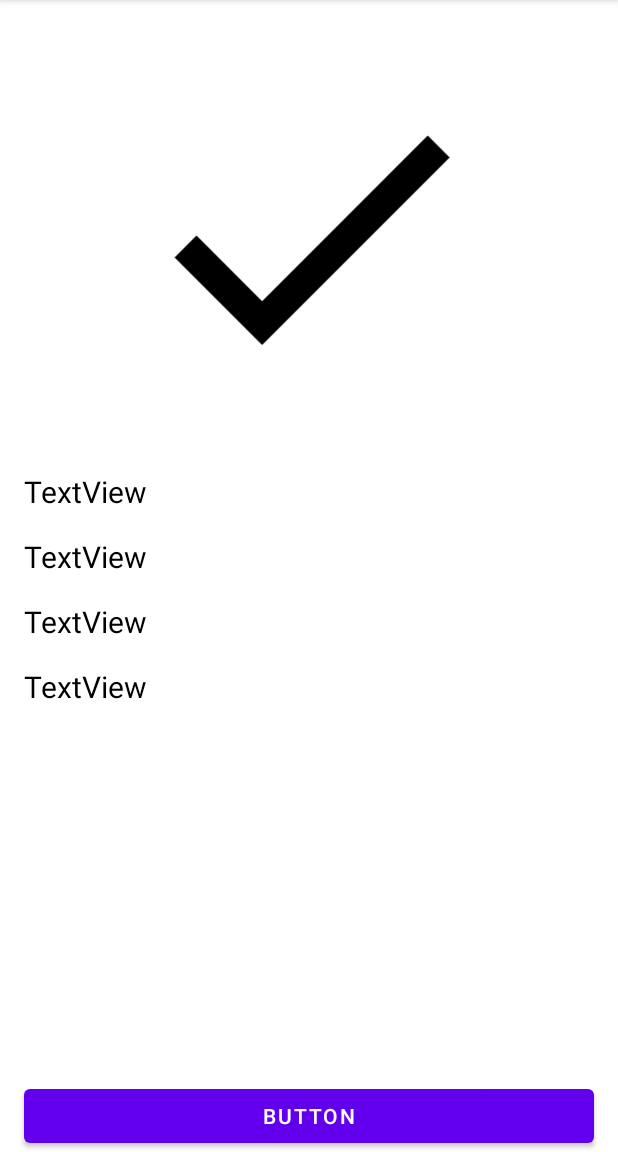
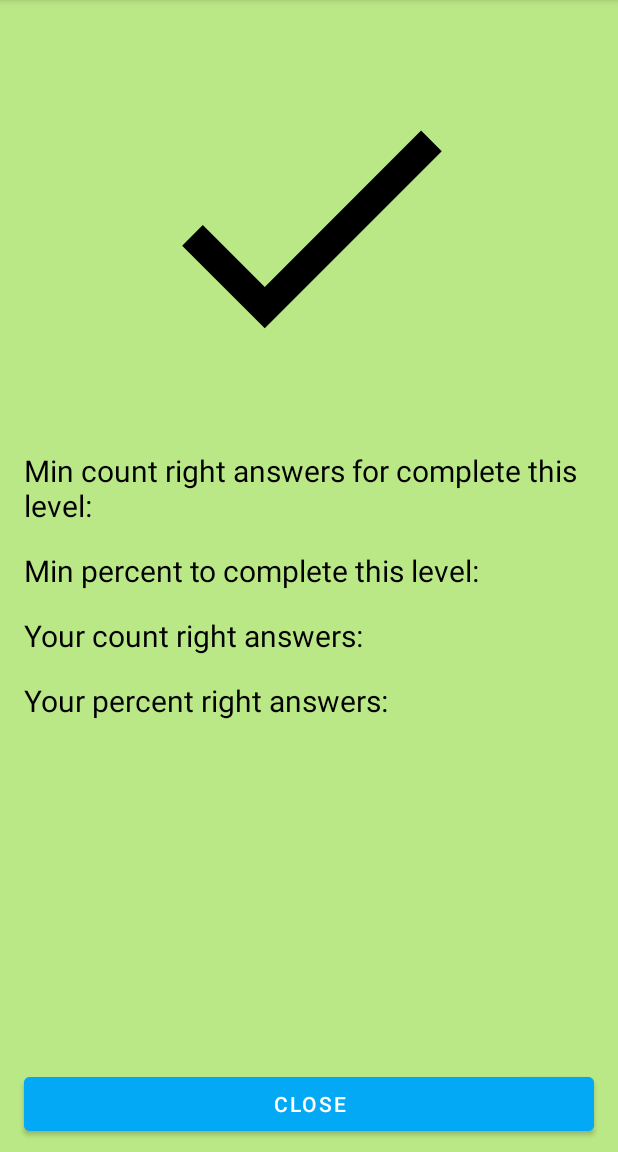
Before and after one commit to Flaschix/Time_For_Sum, an Android app: the fragment EndOfGameFragment shown on its own in the app's theme, on a phone screen of 412 x 824 dp, the part 84-1236 px from its top. Run offline under Robolectric (Android 15) with nearby library versions, the phone set to English and light mode, and no system bars.

Commit message:
add view binding

```diff
--- a/app/build.gradle
+++ b/app/build.gradle
@@ -14,6 +14,10 @@ android {
         versionName "1.0"
 
         testInstrumentationRunner "androidx.test.runner.AndroidJUnitRunner"
+    }
+
+    buildFeatures{
+        viewBinding true
     }
 
     buildTypes {
--- a/app/src/main/java/com/example/timeforsum/presentation/EndOfGameFragment.kt
+++ b/app/src/main/java/com/example/timeforsum/presentation/EndOfGameFragment.kt
@@ -6,13 +6,26 @@ import android.view.View
 import android.view.ViewGroup
 import androidx.fragment.app.Fragment
 import com.example.timeforsum.R
+import com.example.timeforsum.databinding.GameOfEndFragmentBinding
 
 class EndOfGameFragment : Fragment() {
+    private var _binding: GameOfEndFragmentBinding? = null
+
+    private val binding: GameOfEndFragmentBinding
+        get() = _binding ?: throw RuntimeException("GameOfEndFragmentBinding == null")
+
+
     override fun onCreateView(
         inflater: LayoutInflater,
         container: ViewGroup?,
         savedInstanceState: Bundle?
-    ): View? {
-        return inflater.inflate(R.layout.game_of_end_fragment, container, false)
+    ): View {
+        _binding = GameOfEndFragmentBinding.inflate(inflater, container, false)
+        return binding.root
+    }
+
+    override fun onDestroyView() {
+        super.onDestroyView()
+        _binding = null
     }
 }
--- a/app/src/main/res/layout/game_of_end_fragment.xml
+++ b/app/src/main/res/layout/game_of_end_fragment.xml
@@ -4,27 +4,28 @@
     xmlns:tools="http://schemas.android.com/tools"
     android:layout_width="match_parent"
     android:layout_height="match_parent"
+    android:background="#BBE886"
     tools:context=".presentation.EndOfGameFragment">
 
     <Button
-        android:id="@+id/button"
+        android:id="@+id/btnClose"
         android:layout_width="0dp"
         android:layout_height="wrap_content"
         android:layout_marginStart="16dp"
         android:layout_marginEnd="16dp"
-        android:text="Button"
+        android:layout_marginBottom="8dp"
+        android:backgroundTint="#03A9F4"
+        android:text="@string/close"
         app:layout_constraintBottom_toBottomOf="parent"
         app:layout_constraintEnd_toEndOf="parent"
         app:layout_constraintStart_toStartOf="parent" />
 
     <ImageView
-        android:id="@+id/imageView"
+        android:id="@+id/imgResult"
         android:layout_width="0dp"
         android:layout_height="0dp"
         android:layout_marginTop="32dp"
         android:layout_marginBottom="32dp"
-        android:background="#FFFFFF"
-        android:backgroundTint="#FFFFFF"
         app:layout_constraintBottom_toTopOf="@+id/textView2"
         app:layout_constraintEnd_toEndOf="parent"
         app:layout_constraintStart_toStartOf="parent"
@@ -38,8 +39,8 @@
         android:layout_height="wrap_content"
         android:layout_marginStart="16dp"
         android:layout_marginEnd="16dp"
-        android:text="TextView"
-        app:layout_constraintBottom_toTopOf="@+id/button"
+        android:text="@string/need_answer_count"
+        app:layout_constraintBottom_toTopOf="@+id/btnClose"
         app:layout_constraintEnd_toEndOf="parent"
         app:layout_constraintStart_toStartOf="parent"
         app:layout_constraintTop_toTopOf="parent"
@@ -50,7 +51,7 @@
         style="@style/ResultTextStyle"
         android:layout_width="0dp"
         android:layout_height="wrap_content"
-        android:text="TextView"
+        android:text="@string/need_answer_progress"
         app:layout_constraintEnd_toEndOf="@+id/textView2"
         app:layout_constraintStart_toStartOf="@+id/textView2"
         app:layout_constraintTop_toBottomOf="@+id/textView2" />
@@ -60,7 +61,7 @@
         style="@style/ResultTextStyle"
         android:layout_width="0dp"
         android:layout_height="wrap_content"
-        android:text="TextView"
+        android:text="@string/your_answer_count"
         app:layout_constraintEnd_toEndOf="@+id/textView3"
         app:layout_constraintHorizontal_bias="0.498"
         app:layout_constraintStart_toStartOf="@+id/textView3"
@@ -71,7 +72,7 @@
         style="@style/ResultTextStyle"
         android:layout_width="0dp"
         android:layout_height="wrap_content"
-        android:text="TextView"
+        android:text="@string/your_answer_percent"
         app:layout_constraintEnd_toEndOf="@+id/textView4"
         app:layout_constraintHorizontal_bias="0.467"
         app:layout_constraintStart_toStartOf="@+id/textView4"
--- a/app/src/main/res/values/strings.xml
+++ b/app/src/main/res/values/strings.xml
@@ -15,4 +15,9 @@
     <string name="default_time">00:00</string>
     <string name="question"><a>?</a></string>
     <string name="answer_progress">Right answers % (min %)</string>
+    <string name="need_answer_progress">Min percent to complete this level:</string>
+    <string name="need_answer_count">Min count right answers for complete this level:</string>
+    <string name="your_answer_count">Your count right answers:</string>
+    <string name="your_answer_percent">Your percent right answers:</string>
+    <string name="close">Close</string>
 </resources>
```
Also changed, not shown: app/src/main/java/com/example/timeforsum/presentation/ChooseLevelFragment.kt (+14 -2 lines), app/src/main/java/com/example/timeforsum/presentation/GameFragment.kt (+14 -2 lines), app/src/main/java/com/example/timeforsum/presentation/StartScreenFragment.kt (+21 -2 lines).
